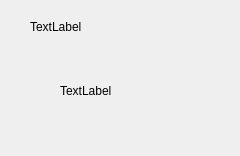
The window that forgot.ui (Maedeh01/Ap-project) describes before a commit, drawn with Qt 5.
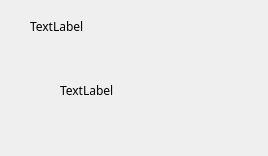
The same window after the commit.

Patch:
```diff
--- a/forgot.ui
+++ b/forgot.ui
@@ -6,7 +6,7 @@
    <rect>
     <x>0</x>
     <y>0</y>
-    <width>240</width>
+    <width>268</width>
     <height>156</height>
    </rect>
   </property>
@@ -18,10 +18,15 @@
     <rect>
      <x>30</x>
      <y>11</y>
-     <width>181</width>
+     <width>201</width>
      <height>31</height>
     </rect>
    </property>
+   <property name="font">
+    <font>
+     <family>MV Boli</family>
+    </font>
+   </property>
    <property name="text">
     <string>TextLabel</string>
    </property>
@@ -31,10 +36,15 @@
     <rect>
      <x>60</x>
      <y>50</y>
-     <width>121</width>
+     <width>191</width>
      <height>81</height>
     </rect>
    </property>
+   <property name="font">
+    <font>
+     <family>MV Boli</family>
+    </font>
+   </property>
    <property name="text">
     <string>TextLabel</string>
    </property>
```
